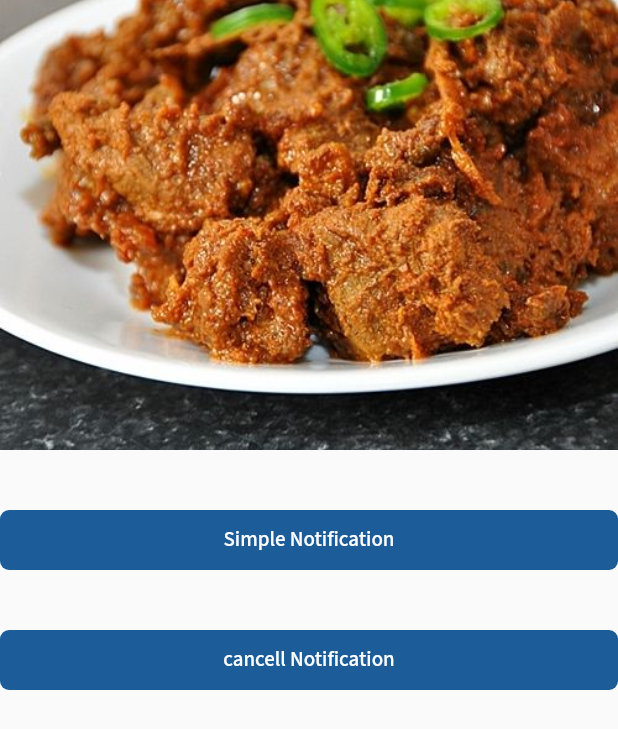
After one commit to sanding28/SGMotion, a Flutter app: the ChooseFood screen opened by its route, after a tap on "Simple Notification", on a phone screen of 412 x 824 dp. The commit adds this screen. Shown: the top 729 px of the screen. Run offline on Flutter 3.47's test engine with Material 2 defaults, Android fonts, the phone set to English and light mode, and no system bars; our stand-ins replace flutter_local_notifications, google_fonts, timezone.

Commit message:
notifications

```diff
--- /dev/null
+++ b/lib/customWidget/custom_button.dart
@@ -0,0 +1,35 @@
+import 'package:flutter/material.dart';
+
+import '../theme.dart';
+
+class CustomButton extends StatelessWidget {
+
+  final String tittle;
+  final Function() onPressed;
+  final EdgeInsets margin;
+
+  const CustomButton({ Key? key,
+   required this.tittle,
+   required this.onPressed,
+   this.margin = EdgeInsets.zero,
+   }) : super(key: key);
+
+  @override
+  Widget build(BuildContext context) {
+    return Container(
+      margin: margin,
+      width: 30,
+      height: 40,
+      child: TextButton(
+        onPressed: onPressed,
+        style: TextButton.styleFrom(
+          backgroundColor: kBlueColor,
+          shape: RoundedRectangleBorder(
+              borderRadius: BorderRadius.circular(6))),
+        child: Text(
+          tittle,
+          style: whiteTextStyle.copyWith(fontWeight: FontWeight.w500),
+        )),
+    );
+  }
+}
--- /dev/null
+++ b/lib/notification/notification_service.dart
@@ -0,0 +1,65 @@
+import 'package:flutter_local_notifications/flutter_local_notifications.dart';
+import 'package:timezone/timezone.dart' as tz;
+// import 'package:timezone/data/latest.dart' as tz;
+
+class NotificationService {
+  static final NotificationService _notificationService = NotificationService._internal();
+
+  factory NotificationService() {
+    return _notificationService;
+  }
+
+  final FlutterLocalNotificationsPlugin flutterLocalNotificationsPlugin = FlutterLocalNotificationsPlugin();
+
+  NotificationService._internal();
+
+  Future<void> initNotification() async {
+    final AndroidInitializationSettings initializationSettingsAndroid =
+    AndroidInitializationSettings('@drawable/ic_clock');
+
+    final IOSInitializationSettings initializationSettingsIOS =
+    IOSInitializationSettings(
+      requestAlertPermission: false,
+      requestBadgePermission: false,
+      requestSoundPermission: false,
+    );
+
+    final InitializationSettings initializationSettings =
+    InitializationSettings(
+      android: initializationSettingsAndroid,
+      iOS: initializationSettingsIOS,
+    );
+
+    await flutterLocalNotificationsPlugin.initialize(initializationSettings);
+  }
+    // final sound = 'notifications_sound.wav';
+    Future<void> showNotification(int id, String title, String body, int seconds) async {
+    await flutterLocalNotificationsPlugin.zonedSchedule(
+      id,
+      title,
+      body,
+      tz.TZDateTime.now(tz.local).add(Duration(seconds: seconds)),
+      const NotificationDetails(
+        android: AndroidNotificationDetails(
+          'main_channel',
+          'Main Channel',
+          importance: Importance.max,
+          priority: Priority.max,
+          // sound: RawResourceAndroidNotificationSound(sound.split('.').first);
+        ),
+        iOS: IOSNotificationDetails(
+          sound: 'default.wav',
+          presentAlert: true,
+          presentBadge: true,
+          presentSound: true,
+        ),
+      ),
+      uiLocalNotificationDateInterpretation: UILocalNotificationDateInterpretation.absoluteTime,
+      androidAllowWhileIdle: true,
+    );
+  }
+
+  Future<void> cancelAllNotifications() async {
+    await flutterLocalNotificationsPlugin.cancelAll();
+  }
+}
--- /dev/null
+++ b/lib/pages/choosefood.dart
@@ -0,0 +1,60 @@
+import 'package:login_page/notification/notification_service.dart';
+import 'package:timezone/data/latest.dart' as tz;
+// import 'package:timezone/timezone.dart' as tz;
+import 'package:flutter/material.dart';
+import 'package:login_page/customWidget/custom_button.dart';
+
+class ChooseFood extends StatefulWidget {
+  const ChooseFood({ Key? key }) : super(key: key);
+
+  @override
+  _ChooseFoodState createState() => _ChooseFoodState();
+}
+
+class _ChooseFoodState extends State<ChooseFood> {
+  @override
+  void initState() {
+    super.initState();
+
+    tz.initializeTimeZones();
+  }
+
+  @override
+  Widget build(BuildContext context) {
+
+    Widget topImage() {
+      return Container(
+        height: 300,
+        decoration: BoxDecoration(
+          image: DecorationImage(
+            image:AssetImage('assets/rendang.jpg'),
+            fit: BoxFit.cover,
+          )
+        ),
+      );
+    }
+
+    return Scaffold(
+      body: ListView(
+        children: [
+          topImage(),
+          CustomButton(
+            tittle: 'Simple Notification',
+            margin: EdgeInsets.only(top: 40),
+            onPressed: (){
+              NotificationService().showNotification(1, "Notifications", "Makanan sudah siap dipesan", 10);
+            },
+          ),
+
+          CustomButton(
+            tittle: 'cancell Notification',
+            margin: EdgeInsets.only(top: 40),
+            onPressed: (){
+              NotificationService().cancelAllNotifications();
+            },
+          ),
+        ],
+      ),
+    );
+  }
+}
--- a/lib/HomePage.dart
+++ b/lib/pages/homePage.dart
@@ -3,8 +3,8 @@ import 'package:login_page/customWidget/kategori.dart';
 import 'package:login_page/customWidget/promoCard.dart';
 import 'package:login_page/theme.dart';
 
-class HomePage extends StatelessWidget {
-  const HomePage({Key? key}) : super(key: key);
+class HomePages extends StatelessWidget {
+  const HomePages({Key? key}) : super(key: key);
 
   @override
   Widget build(BuildContext context) {
--- a/pubspec.yaml
+++ b/pubspec.yaml
@@ -28,6 +28,8 @@ dependencies:
   # Use with the CupertinoIcons class for iOS style icons.
   cupertino_icons: ^1.0.2
   google_fonts: ^2.1.0
+  flutter_local_notifications: ^9.3.2
+  timezone: ^0.8.0
 
 dev_dependencies:
   flutter_test:
```
Also changed, not shown: lib/customWidget/promoCard.dart (+7 -1 lines), lib/main.dart (+11 -3 lines), lib/pages/loginPage.dart (renamed from lib/loginPage.dart, +7 -16 lines), pubspec.lock, 6 other files.
